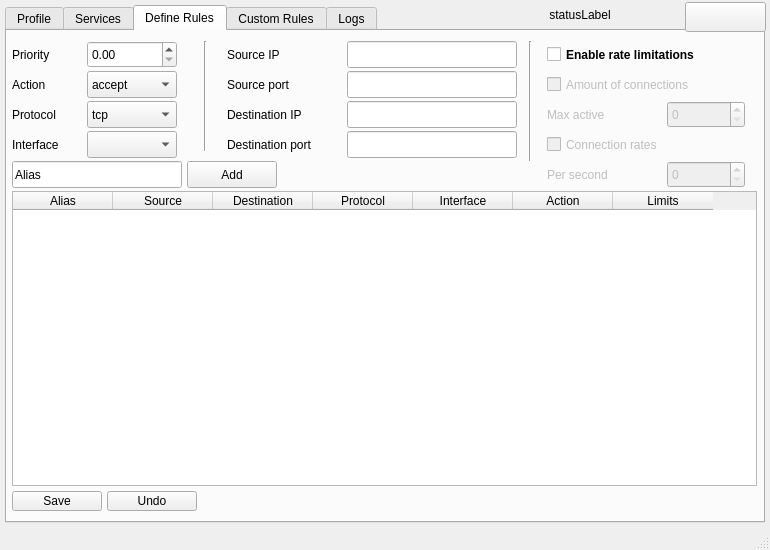
emiljoensson/iptables-GUI, file sources/mainwindow.ui: the form before one commit.
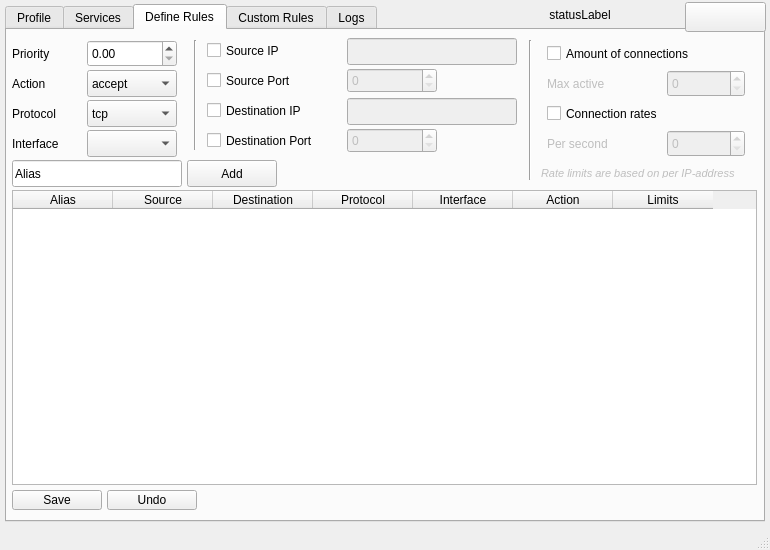
The form after the commit. The open tabs and pages were chosen to show the change.

Commit message: Started on rules tab - graphics all done, most action listerens done

```diff
--- a/sources/mainwindow.ui
+++ b/sources/mainwindow.ui
@@ -27,7 +27,7 @@
     <property name="geometry">
      <rect>
       <x>5</x>
-      <y>5</y>
+      <y>4</y>
       <width>760</width>
       <height>518</height>
      </rect>
@@ -935,10 +935,13 @@
       <string>Define Rules</string>
      </attribute>
      <widget class="QLineEdit" name="lineEdit_sIP">
+      <property name="enabled">
+       <bool>false</bool>
+      </property>
       <property name="geometry">
        <rect>
         <x>340</x>
-        <y>10</y>
+        <y>8</y>
         <width>170</width>
         <height>27</height>
        </rect>
@@ -970,104 +973,14 @@
        <string>Priority</string>
       </property>
      </widget>
-     <widget class="QLabel" name="label_sIP">
-      <property name="enabled">
-       <bool>true</bool>
-      </property>
-      <property name="geometry">
-       <rect>
-        <x>220</x>
-        <y>10</y>
-        <width>100</width>
-        <height>27</height>
-       </rect>
-      </property>
-      <property name="text">
-       <string>Source IP</string>
-      </property>
-     </widget>
-     <widget class="QLabel" name="label_dIP">
-      <property name="enabled">
-       <bool>true</bool>
-      </property>
-      <property name="geometry">
-       <rect>
-        <x>220</x>
-        <y>70</y>
-        <width>101</width>
-        <height>27</height>
-       </rect>
-      </property>
-      <property name="text">
-       <string>Destination IP</string>
-      </property>
-     </widget>
      <widget class="QLineEdit" name="lineEdit_dIP">
       <property name="enabled">
-       <bool>true</bool>
+       <bool>false</bool>
       </property>
       <property name="geometry">
        <rect>
         <x>340</x>
-        <y>70</y>
-        <width>170</width>
-        <height>27</height>
-       </rect>
-      </property>
-      <property name="text">
-       <string/>
-      </property>
-     </widget>
-     <widget class="QLabel" name="label_sPort">
-      <property name="enabled">
-       <bool>true</bool>
-      </property>
-      <property name="geometry">
-       <rect>
-        <x>220</x>
-        <y>40</y>
-        <width>100</width>
-        <height>27</height>
-       </rect>
-      </property>
-      <property name="text">
-       <string>Source port</string>
-      </property>
-     </widget>
-     <widget class="QLineEdit" name="lineEdit_sPort">
-      <property name="enabled">
-       <bool>true</bool>
-      </property>
-      <property name="geometry">
-       <rect>
-        <x>340</x>
-        <y>40</y>
-        <width>170</width>
-        <height>27</height>
-       </rect>
-      </property>
-      <property name="text">
-       <string/>
-      </property>
-     </widget>
-     <widget class="QLabel" name="label_dPort">
-      <property name="geometry">
-       <rect>
-        <x>220</x>
-        <y>100</y>
-        <width>120</width>
-        <height>27</height>
-       </rect>
-      </property>
-      <property name="text">
-       <string>Destination port</string>
-      </property>
-     </widget>
-     <widget class="QLineEdit" name="lineEdit_dPort">
-      <property name="geometry">
-       <rect>
-        <x>340</x>
-        <y>100</y>
+        <y>68</y>
         <width>170</width>
         <height>27</height>
        </rect>
@@ -1183,12 +1096,12 @@
      </widget>
      <widget class="QCheckBox" name="checkBox_connectionAmount">
       <property name="enabled">
-       <bool>false</bool>
+       <bool>true</bool>
       </property>
       <property name="geometry">
        <rect>
         <x>540</x>
-        <y>40</y>
+        <y>10</y>
         <width>190</width>
         <height>27</height>
        </rect>
@@ -1198,9 +1111,12 @@
       </property>
      </widget>
      <widget class="Line" name="line">
+      <property name="enabled">
+       <bool>true</bool>
+      </property>
       <property name="geometry">
        <rect>
-        <x>183</x>
+        <x>173</x>
         <y>10</y>
         <width>31</width>
         <height>110</height>
@@ -1216,7 +1132,7 @@
         <x>513</x>
         <y>10</y>
         <width>20</width>
-        <height>120</height>
+        <height>140</height>
        </rect>
       </property>
       <property name="orientation">
@@ -1230,7 +1146,7 @@
       <property name="geometry">
        <rect>
         <x>660</x>
-        <y>70</y>
+        <y>40</y>
         <width>78</width>
         <height>27</height>
        </rect>
@@ -1243,7 +1159,7 @@
       <property name="geometry">
        <rect>
         <x>540</x>
-        <y>70</y>
+        <y>40</y>
         <width>100</width>
         <height>27</height>
        </rect>
@@ -1259,7 +1175,7 @@
       <property name="geometry">
        <rect>
         <x>540</x>
-        <y>130</y>
+        <y>100</y>
         <width>110</width>
         <height>27</height>
        </rect>
@@ -1275,7 +1191,7 @@
       <property name="geometry">
        <rect>
         <x>660</x>
-        <y>130</y>
+        <y>100</y>
         <width>78</width>
         <height>27</height>
        </rect>
@@ -1283,12 +1199,12 @@
      </widget>
      <widget class="QCheckBox" name="checkBox_connectionRate">
       <property name="enabled">
-       <bool>false</bool>
+       <bool>true</bool>
       </property>
       <property name="geometry">
        <rect>
         <x>540</x>
-        <y>100</y>
+        <y>70</y>
         <width>190</width>
         <height>27</height>
        </rect>
@@ -1400,26 +1316,138 @@
        <string>Alias</string>
       </property>
      </widget>
-     <widget class="QCheckBox" name="checkBox_connectionAmount_2">
+     <widget class="QSpinBox" name="spinBox_dPort">
       <property name="enabled">
-       <bool>true</bool>
+       <bool>false</bool>
       </property>
       <property name="geometry">
        <rect>
-        <x>540</x>
+        <x>340</x>
+        <y>98</y>
+        <width>90</width>
+        <height>25</height>
+       </rect>
+      </property>
+      <property name="minimum">
+       <number>0</number>
+      </property>
+      <property name="maximum">
+       <number>65535</number>
+      </property>
+      <property name="value">
+       <number>0</number>
+      </property>
+     </widget>
+     <widget class="QSpinBox" name="spinBox_sPort">
+      <property name="enabled">
+       <bool>false</bool>
+      </property>
+      <property name="geometry">
+       <rect>
+        <x>340</x>
+        <y>38</y>
+        <width>90</width>
+        <height>25</height>
+       </rect>
+      </property>
+      <property name="minimum">
+       <number>0</number>
+      </property>
+      <property name="maximum">
+       <number>65535</number>
+      </property>
+      <property name="value">
+       <number>0</number>
+      </property>
+     </widget>
+     <widget class="QCheckBox" name="checkBox_sIP">
+      <property name="geometry">
+       <rect>
+        <x>200</x>
         <y>10</y>
-        <width>190</width>
-        <height>27</height>
+        <width>91</width>
+        <height>21</height>
+       </rect>
+      </property>
+      <property name="text">
+       <string>Source IP</string>
+      </property>
+     </widget>
+     <widget class="QCheckBox" name="checkBox_sPort">
+      <property name="geometry">
+       <rect>
+        <x>200</x>
+        <y>40</y>
+        <width>100</width>
+        <height>21</height>
+       </rect>
+      </property>
+      <property name="text">
+       <string>Source Port</string>
+      </property>
+     </widget>
+     <widget class="QCheckBox" name="checkBox_dIP">
+      <property name="geometry">
+       <rect>
+        <x>200</x>
+        <y>70</y>
+        <width>120</width>
+        <height>21</height>
+       </rect>
+      </property>
+      <property name="text">
+       <string>Destination IP</string>
+      </property>
+     </widget>
+     <widget class="QCheckBox" name="checkBox_dPort">
+      <property name="geometry">
+       <rect>
+        <x>200</x>
+        <y>100</y>
+        <width>130</width>
+        <height>21</height>
+       </rect>
+      </property>
+      <property name="text">
+       <string>Destination Port</string>
+      </property>
+     </widget>
+     <widget class="QLabel" name="label_rateInfo">
+      <property name="enabled">
+       <bool>false</bool>
+      </property>
+      <property name="geometry">
+       <rect>
+        <x>534</x>
+        <y>138</y>
+        <width>210</width>
+        <height>10</height>
        </rect>
       </property>
       <property name="font">
        <font>
-        <weight>75</weight>
-        <bold>true</bold>
+        <pointsize>8</pointsize>
+        <italic>true</italic>
        </font>
       </property>
       <property name="text">
-       <string>Enable rate limitations</string>
+       <string>Rate limits are based on per IP-address</string>
+      </property>
+     </widget>
+     <widget class="QLabel" name="label_addRuleError">
+      <property name="geometry">
+       <rect>
+        <x>275</x>
+        <y>137</y>
+        <width>240</width>
+        <height>15</height>
+       </rect>
+      </property>
+      <property name="autoFillBackground">
+       <bool>false</bool>
+      </property>
+      <property name="text">
+       <string/>
       </property>
      </widget>
     </widget>
```
Left out of the diff: 2 changed lines with no effect on the pictures. The commit also changes 2 other files.
